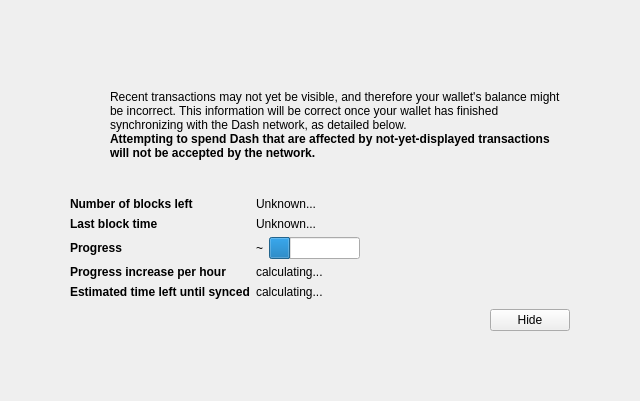
jesusleon1995/dashdiff, file src/qt/forms/modaloverlay.ui: the form before one commit.
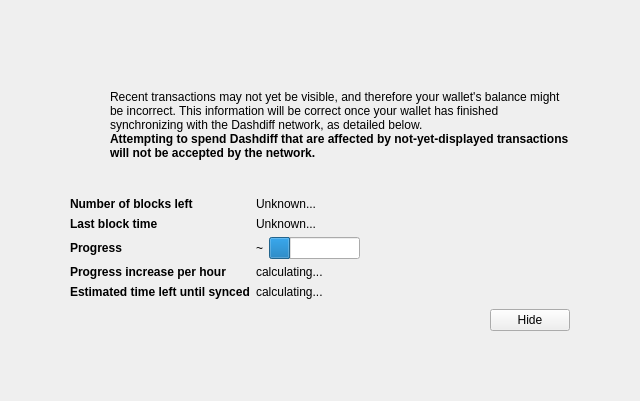
The form after the commit. Icons and pictures are not drawn. Custom widgets are drawn as their Qt base class.

What changed in the file:
```diff
--- a/src/qt/forms/modaloverlay.ui
+++ b/src/qt/forms/modaloverlay.ui
@@ -128,7 +128,7 @@
              <item>
               <widget class="QLabel" name="infoText">
                <property name="text">
-                <string>Recent transactions may not yet be visible, and therefore your wallet's balance might be incorrect. This information will be correct once your wallet has finished synchronizing with the Dash network, as detailed below.</string>
+                <string>Recent transactions may not yet be visible, and therefore your wallet's balance might be incorrect. This information will be correct once your wallet has finished synchronizing with the Dashdiff network, as detailed below.</string>
                </property>
                <property name="textFormat">
                 <enum>Qt::RichText</enum>
@@ -147,7 +147,7 @@
                 </font>
                </property>
                <property name="text">
-                <string>Attempting to spend Dash that are affected by not-yet-displayed transactions will not be accepted by the network.</string>
+                <string>Attempting to spend Dashdiff that are affected by not-yet-displayed transactions will not be accepted by the network.</string>
                </property>
                <property name="textFormat">
                 <enum>Qt::RichText</enum>
```
